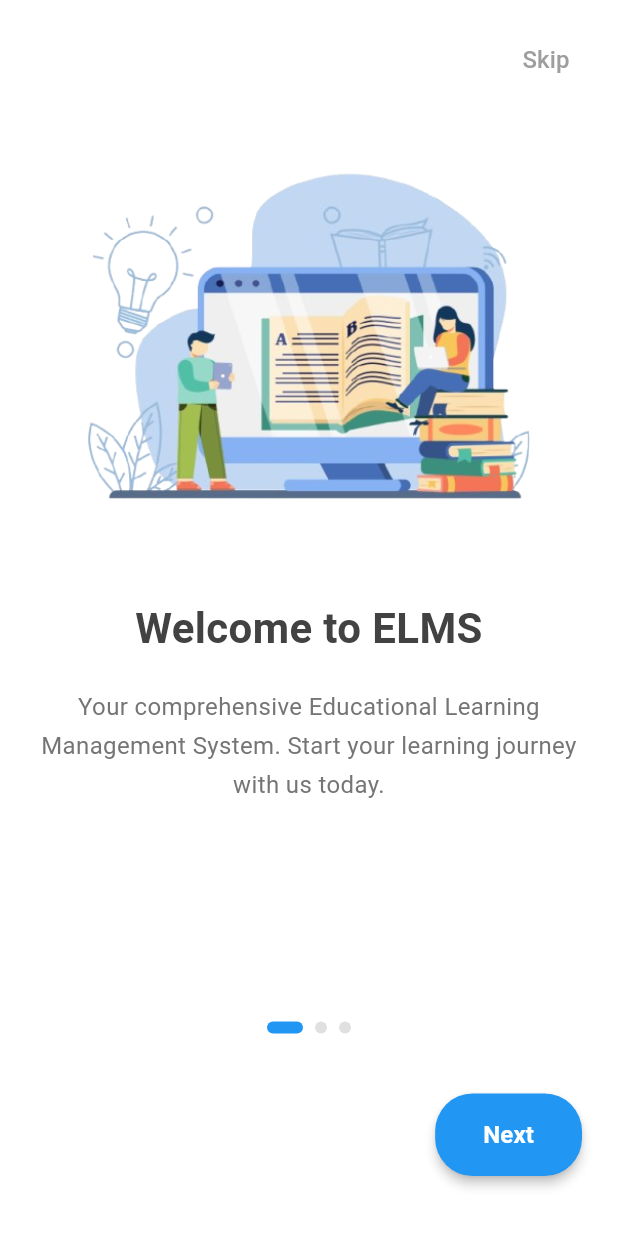
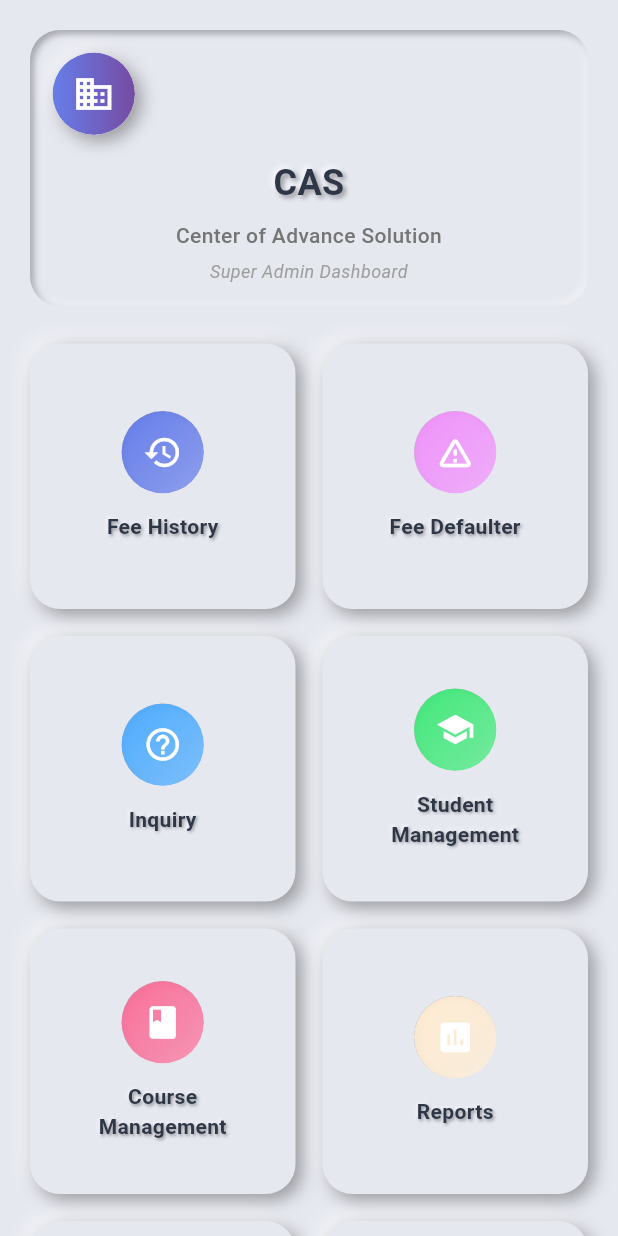
Before and after one commit to Affan1316/CAS-ELMS, a Flutter app: the screen it shows after launch, on a phone screen of 412 x 824 dp. Run offline on Flutter 3.47's test engine with Material 3 defaults, Android fonts, the phone set to English and light mode, and no system bars; our stand-ins replace animate_do, animated_text_kit, bloc, bounce, clay_containers, cloud_firestore and 18 more; missing offline and left inert: dart:ffi, responsive_ui_kit, spring; accounts and stored records are empty.

Commit message:
super admin home page

```diff
--- a/lib/main.dart
+++ b/lib/main.dart
@@ -12,7 +12,6 @@ import 'package:flutter_cas_app_main/src/features/admin_home_page/presentation/b
 import 'package:flutter_cas_app_main/src/features/admin_home_page/presentation/pages/admin_home_page.dart';
 import 'package:flutter_cas_app_main/src/features/admin_login_screen/presentation/bloc/admin_login_bloc.dart';
 import 'package:flutter_cas_app_main/src/features/categories_and_login_screen/presentation/bloc/login_onboarding_bloc.dart';
-
 import 'package:flutter_cas_app_main/src/features/fee_feature/presentation/pages/fee_history_screen.dart';
 import 'package:flutter_cas_app_main/src/features/fee_feature/presentation/bloc/fee_admin_bloc.dart';
 import 'package:flutter_cas_app_main/src/features/fee_feature/presentation/pages/groups_list_screen.dart';
@@ -26,6 +25,8 @@ import 'package:flutter_cas_app_main/src/features/fee_feature/data/data_source/a
 import 'package:flutter_cas_app_main/src/features/onboarding/presentation/pages/onboarding_screen.dart';
 import 'package:flutter_cas_app_main/src/features/pay_fee/presentation/pages/group_detail_page.dart';
 import 'package:flutter_cas_app_main/src/features/student_feature/presentation/bloc/student_feature_bloc.dart';
+import 'package:flutter_cas_app_main/src/features/super_admin_feature/super_admin_home_page/presentation/pages/super_admin_home_page.dart';
+import 'package:flutter_neumorphic_plus/flutter_neumorphic.dart';
 import 'package:intl/intl.dart';
 import 'package:responsive_ui_kit/responsive_ui_kit.dart';
 // import 'package:flutter_cas_app_main/src/features/course_catalog/presentation/pages/course_catalog_screen_state.dart';
@@ -102,7 +103,7 @@ class MyApp extends StatelessWidget {
           theme: AppTheme.lightTheme,
           darkTheme: AppTheme.darkTheme,
           themeMode: ThemeMode.system,
-          home: OnboardingScreen(),
+          home: SuperAdminDashboard(),
         ),
       ),
     );
@@ -119,7 +120,7 @@ class MyHomePage extends StatefulWidget {
 class _MyHomePageState extends State<MyHomePage> {
   @override
   Widget build(BuildContext context) {
-    return OnboardingScreen();
+    return SuperAdminDashboard();
   }
 }
 
--- /dev/null
+++ b/lib/src/features/super_admin_feature/super_admin_home_page/presentation/pages/super_admin_home_page.dart
@@ -0,0 +1,498 @@
+import 'package:flutter_neumorphic_plus/flutter_neumorphic.dart';
+import 'package:flutter/material.dart';
+
+class SuperAdminDashboard extends StatelessWidget {
+  const SuperAdminDashboard({Key? key}) : super(key: key);
+
+  @override
+  Widget build(BuildContext context) {
+    return NeumorphicTheme(
+      themeMode: ThemeMode.light,
+      theme: const NeumorphicThemeData(
+        baseColor: Color(0xFFE6E8F0),
+        lightSource: LightSource.topLeft,
+        depth: 8,
+        intensity: 0.65,
+      ),
+      child: Scaffold(
+        backgroundColor: const Color(0xFFE6E8F0),
+        body: SafeArea(
+          child: LayoutBuilder(
+            builder: (context, constraints) {
+              return SingleChildScrollView(
+                child: ConstrainedBox(
+                  constraints: BoxConstraints(minHeight: constraints.maxHeight),
+                  child: Padding(
+                    padding: EdgeInsets.all(
+                      _getResponsivePadding(constraints.maxWidth),
+                    ),
+                    child: Column(
+                      children: [
+                        // Header Section
+                        _buildHeader(constraints.maxWidth),
+                        SizedBox(
+                          height: _getResponsiveSpacing(constraints.maxWidth),
+                        ),
+
+                        // Dashboard Items Grid
+                        _buildDashboardGrid(context, constraints.maxWidth),
+                        SizedBox(
+                          height: _getResponsivePadding(constraints.maxWidth),
+                        ),
+                      ],
+                    ),
+                  ),
+                ),
+              );
+            },
+          ),
+        ),
+      ),
+    );
+  }
+
+  // Responsive helper methods
+  double _getResponsivePadding(double screenWidth) {
+    if (screenWidth > 1200) return 40.0; // Desktop
+    if (screenWidth > 800) return 30.0; // Tablet
+    if (screenWidth > 600) return 25.0; // Large Mobile
+    return 20.0; // Mobile
+  }
+
+  double _getResponsiveSpacing(double screenWidth) {
+    if (screenWidth > 1200) return 40.0; // Desktop
+    if (screenWidth > 800) return 35.0; // Tablet
+    if (screenWidth > 600) return 30.0; // Large Mobile
+    return 25.0; // Mobile
+  }
+
+  int _getGridCrossAxisCount(double screenWidth) {
+    if (screenWidth > 1200) return 4; // Desktop - 4 columns
+    if (screenWidth > 900) return 3; // Large Tablet - 3 columns
+    if (screenWidth > 600) return 2; // Tablet/Large Mobile - 2 columns
+    return 2; // Mobile - 2 columns
+  }
+
+  double _getGridChildAspectRatio(double screenWidth) {
+    if (screenWidth > 1200) return 1.2; // Desktop
+    if (screenWidth > 900) return 1.15; // Large Tablet
+    if (screenWidth > 600) return 1.1; // Tablet
+    return 1.0; // Mobile - more square
+  }
+
+  double _getHeaderFontSize(double screenWidth, {bool isTitle = false}) {
+    if (isTitle) {
+      if (screenWidth > 1200) return 36.0; // Desktop
+      if (screenWidth > 800) return 32.0; // Tablet
+      if (screenWidth > 600) return 28.0; // Large Mobile
+      return 24.0; // Mobile
+    } else {
+      if (screenWidth > 1200) return 18.0; // Desktop
+      if (screenWidth > 800) return 16.0; // Tablet
+      if (screenWidth > 600) return 15.0; // Large Mobile
+      return 14.0; // Mobile
+    }
+  }
+
+  double _getCardIconSize(double screenWidth) {
+    if (screenWidth > 1200) return 32.0; // Desktop
+    if (screenWidth > 800) return 30.0; // Tablet
+    if (screenWidth > 600) return 28.0; // Large Mobile
+    return 26.0; // Mobile
+  }
+
+  double _getCardTitleSize(double screenWidth) {
+    if (screenWidth > 1200) return 18.0; // Desktop
+    if (screenWidth > 800) return 16.0; // Tablet
+    if (screenWidth > 600) return 15.0; // Large Mobile
+    return 14.0; // Mobile
+  }
+
+  Widget _buildHeader(double screenWidth) {
+    final bool isDesktop = screenWidth > 1200;
+    final bool isTablet = screenWidth > 800;
+    final bool isMobile = screenWidth <= 600;
+
+    return Neumorphic(
+      style: NeumorphicStyle(
+        depth: -5,
+        boxShape: NeumorphicBoxShape.roundRect(BorderRadius.circular(20)),
+        lightSource: LightSource.topLeft,
+      ),
+      padding: EdgeInsets.all(
+        isDesktop
+            ? 25
+            : isTablet
+            ? 20
+            : 15,
+      ),
+      child:
+          isMobile
+              ? _buildMobileHeader(screenWidth)
+              : _buildDesktopTabletHeader(screenWidth),
+    );
+  }
+
+  Widget _buildMobileHeader(double screenWidth) {
+    return Column(
+      children: [
+        // Top row with logo and profile
+        Row(
+          mainAxisAlignment: MainAxisAlignment.spaceBetween,
+          children: [_buildLogo(screenWidth)],
+        ),
+        const SizedBox(height: 15),
+
+        // Company info centered
+        Column(
+          children: [
+            NeumorphicText(
+              "CAS",
+              style: NeumorphicStyle(depth: 4, color: const Color(0xFF2D3748)),
+              textStyle: NeumorphicTextStyle(
+                fontSize: _getHeaderFontSize(screenWidth, isTitle: true),
+                fontWeight: FontWeight.bold,
+              ),
+            ),
+            const SizedBox(height: 8),
+            Text(
+              "Center of Advance Solution",
+              style: TextStyle(
+                fontSize: _getHeaderFontSize(screenWidth),
+                color: Colors.grey[600],
+                fontWeight: FontWeight.w500,
+              ),
+              textAlign: TextAlign.center,
+            ),
+            const SizedBox(height: 5),
+            Text(
+              "Super Admin Dashboard",
+              style: TextStyle(
+                fontSize: _getHeaderFontSize(screenWidth) - 2,
+                color: Colors.grey[500],
+                fontStyle: FontStyle.italic,
+              ),
+              textAlign: TextAlign.center,
+            ),
+          ],
+        ),
+      ],
+    );
+  }
+
+  Widget _buildDesktopTabletHeader(double screenWidth) {
+    return Row(
+      children: [
+        // Company Logo
+        _buildLogo(screenWidth),
+        SizedBox(width: screenWidth > 1200 ? 25 : 20),
+
+        // Company Name and Title
+        Expanded(
+          child: Column(
+            crossAxisAlignment: CrossAxisAlignment.start,
+            children: [
+              NeumorphicText(
+                "CAS",
+                style: NeumorphicStyle(
+                  depth: 4,
+                  color: const Color(0xFF2D3748),
+                ),
+                textStyle: NeumorphicTextStyle(
+                  fontSize: _getHeaderFontSize(screenWidth, isTitle: true),
+                  fontWeight: FontWeight.bold,
+                ),
+              ),
+              const SizedBox(height: 8),
+              Text(
+                "Center of Advance Solution",
+                style: TextStyle(
+                  fontSize: _getHeaderFontSize(screenWidth),
+                  color: Colors.grey[600],
+                  fontWeight: FontWeight.w500,
+                ),
+              ),
+              const SizedBox(height: 5),
+              Text(
+                "Super Admin Dashboard",
+                style: TextStyle(
+                  fontSize: _getHeaderFontSize(screenWidth) - 2,
+                  color: Colors.grey[500],
+                  fontStyle: FontStyle.italic,
+                ),
+              ),
+            ],
+          ),
+        ),
+
+        // Profile Avatar
+        _buildProfileAvatar(screenWidth),
+      ],
+    );
+  }
+
+  Widget _buildLogo(double screenWidth) {
+    final double logoSize =
+        screenWidth > 1200
+            ? 70
+            : screenWidth > 800
+            ? 65
+            : 55;
+    final double iconSize =
+        screenWidth > 1200
+            ? 35
+            : screenWidth > 800
+            ? 32
+            : 28;
+
+    return Neumorphic(
+      style: NeumorphicStyle(depth: 8, boxShape: NeumorphicBoxShape.circle()),
+      child: Container(
+        width: logoSize,
+        height: logoSize,
+        decoration: const BoxDecoration(
+          shape: BoxShape.circle,
+          gradient: LinearGradient(
+            colors: [Color(0xFF667eea), Color(0xFF764ba2)],
+          ),
+        ),
+        child: Icon(Icons.business, color: Colors.white, size: iconSize),
+      ),
+    );
+  }
+
+  Widget _buildProfileAvatar(double screenWidth) {
+    final double avatarSize =
+        screenWidth > 1200
+            ? 60
+            : screenWidth > 800
+            ? 55
+            : 45;
+    final double iconSize =
+        screenWidth > 1200
+            ? 30
+            : screenWidth > 800
+            ? 27
+            : 22;
+
+    return NeumorphicButton(
+      onPressed: () {},
+      style: NeumorphicStyle(depth: 6, boxShape: NeumorphicBoxShape.circle()),
+      child: Container(
+        width: avatarSize,
+        height: avatarSize,
+        decoration: const BoxDecoration(
+          shape: BoxShape.circle,
+          gradient: LinearGradient(
+            colors: [Color(0xFFff9a9e), Color(0xFFfecfef)],
+          ),
+        ),
+        child: Icon(Icons.person, color: Colors.white, size: iconSize),
+      ),
+    );
+  }
+
+  Widget _buildDashboardGrid(BuildContext context, double screenWidth) {
+    final List<DashboardItem> items = [
+      DashboardItem(
+        title: "Fee History",
+        icon: Icons.history,
+        color: const Color(0xFF667eea),
+        onTap: () => _navigateToScreen(context, "Fee History"),
+      ),
+      DashboardItem(
+        title: "Fee Defaulter",
+        icon: Icons.warning_amber_rounded,
+        color: const Color(0xFFf093fb),
+        onTap: () => _navigateToScreen(context, "Fee Defaulter"),
+      ),
+      DashboardItem(
+        title: "Inquiry",
+        icon: Icons.help_outline,
+        color: const Color(0xFF4facfe),
+        onTap: () => _navigateToScreen(context, "Inquiry"),
+      ),
+      DashboardItem(
+        title: "Student Management",
+        icon: Icons.school,
+        color: const Color(0xFF43e97b),
+        onTap: () => _navigateToScreen(context, "Student Management"),
+      ),
+      DashboardItem(
+        title: "Course Management",
+        icon: Icons.book,
+        color: const Color(0xFFfa709a),
+        onTap: () => _navigateToScreen(context, "Course Management"),
+      ),
+      DashboardItem(
+        title: "Reports",
+        icon: Icons.assessment,
+        color: const Color(0xFFffecd2),
+        onTap: () => _navigateToScreen(context, "Reports"),
+      ),
+      DashboardItem(
+        title: "Settings",
+        icon: Icons.settings,
+        color: const Color(0xFFa8edea),
+        onTap: () => _navigateToScreen(context, "Settings"),
+      ),
+      DashboardItem(
+        title: "Analytics",
+        icon: Icons.analytics,
+        color: const Color(0xFFd299c2),
+        onTap: () => _navigateToScreen(context, "Analytics"),
+      ),
+      DashboardItem(
+        title: "Notifications",
+        icon: Icons.notifications,
+        color: const Color(0xFFfed6e3),
+        onTap: () => _navigateToScreen(context, "Notifications"),
+      ),
+    ];
+
+    final crossAxisCount = _getGridCrossAxisCount(screenWidth);
+    final childAspectRatio = _getGridChildAspectRatio(screenWidth);
+    final crossAxisSpacing =
+        screenWidth > 1200
+            ? 25.0
+            : screenWidth > 800
+            ? 22.0
+            : 18.0;
+    final mainAxisSpacing =
+        screenWidth > 1200
+            ? 25.0
+            : screenWidth > 800
+            ? 22.0
+            : 18.0;
+
+    return GridView.builder(
+      shrinkWrap: true,
+      physics: const NeverScrollableScrollPhysics(),
+      gridDelegate: SliverGridDelegateWithFixedCrossAxisCount(
+        crossAxisCount: crossAxisCount,
+        crossAxisSpacing: crossAxisSpacing,
+        mainAxisSpacing: mainAxisSpacing,
+        childAspectRatio: childAspectRatio,
+      ),
+      itemCount: items.length,
+      itemBuilder: (context, index) {
+        return _buildDashboardCard(items[index], screenWidth);
+      },
+    );
+  }
+
+  Widget _buildDashboardCard(DashboardItem item, double screenWidth) {
+    final double cardPadding =
+        screenWidth > 1200
+            ? 25
+            : screenWidth > 800
+            ? 20
+            : 15;
+    final double iconContainerSize =
+        screenWidth > 1200
+            ? 70
+            : screenWidth > 800
+            ? 65
+            : 55;
+    final double spacingBetween =
+        screenWidth > 1200
+            ? 18
+            : screenWidth > 800
+            ? 15
+            : 12;
+
+    return NeumorphicButton(
+      onPressed: item.onTap,
+      style: NeumorphicStyle(
+        depth: 8,
+        intensity: 0.65,
+        boxShape: NeumorphicBoxShape.roundRect(BorderRadius.circular(20)),
+        lightSource: LightSource.topLeft,
+      ),
+      child: Container(
+        padding: EdgeInsets.all(cardPadding),
+        child: Column(
+          mainAxisAlignment: MainAxisAlignment.center,
+          children: [
+            // Icon Container
+            Neumorphic(
+              style: NeumorphicStyle(
+                depth: -4,
+                boxShape: NeumorphicBoxShape.circle(),
+                lightSource: LightSource.topLeft,
+              ),
+              child: Container(
+                width: iconContainerSize,
+                height: iconContainerSize,
+                decoration: BoxDecoration(
+                  shape: BoxShape.circle,
+                  gradient: LinearGradient(
+                    begin: Alignment.topLeft,
+                    end: Alignment.bottomRight,
+                    colors: [item.color, item.color.withOpacity(0.7)],
+                  ),
+                ),
+                child: Icon(
+                  item.icon,
+                  color: Colors.white,
+                  size: _getCardIconSize(screenWidth),
+                ),
+              ),
+            ),
+            SizedBox(height: spacingBetween),
+
+            // Title
+            Flexible(
+              child: NeumorphicText(
+                item.title,
+                style: NeumorphicStyle(
+                  depth: 2,
+                  color: const Color(0xFF2D3748),
+                ),
+                textStyle: NeumorphicTextStyle(
+                  fontSize: _getCardTitleSize(screenWidth),
+                  fontWeight: FontWeight.w600,
+                ),
+                textAlign: TextAlign.center,
+                // maxLines: 2,
+                // overflow: TextOverflow.ellipsis,
+              ),
+            ),
+          ],
+        ),
+      ),
+    );
+  }
+
+  void _navigateToScreen(BuildContext context, String screenName) {
+    // Show a snackbar for demonstration
+    ScaffoldMessenger.of(context).showSnackBar(
+      SnackBar(
+        content: Text("Navigating to $screenName"),
+        backgroundColor: const Color(0xFF667eea),
+        behavior: SnackBarBehavior.floating,
+        shape: RoundedRectangleBorder(borderRadius: BorderRadius.circular(10)),
+        margin: EdgeInsets.all(
+          _getResponsivePadding(MediaQuery.of(context).size.width),
+        ),
+      ),
+    );
+
+    // Here you would implement actual navigation
+    // Navigator.push(context, MaterialPageRoute(builder: (context) => YourScreen()));
+  }
+}
+
+class DashboardItem {
+  final String title;
+  final IconData icon;
+  final Color color;
+  final VoidCallback onTap;
+
+  DashboardItem({
+    required this.title,
+    required this.icon,
+    required this.color,
+    required this.onTap,
+  });
+}
```
Also changed, not shown: pubspec.lock.
